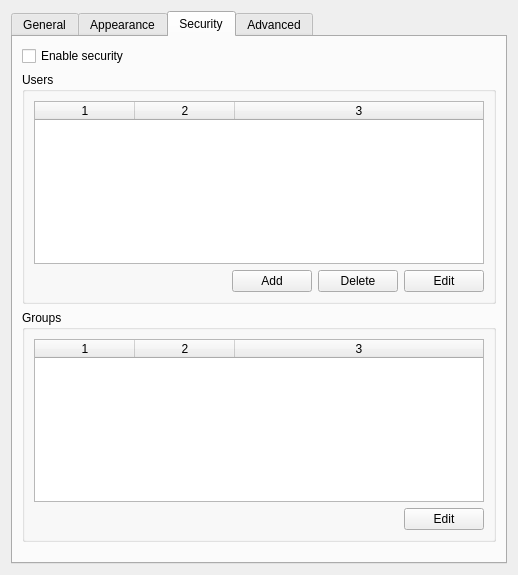
Before: the Qt Designer form ui/kcm_grub2.ui in maz-1/grub2-editor, drawn with Qt 5.
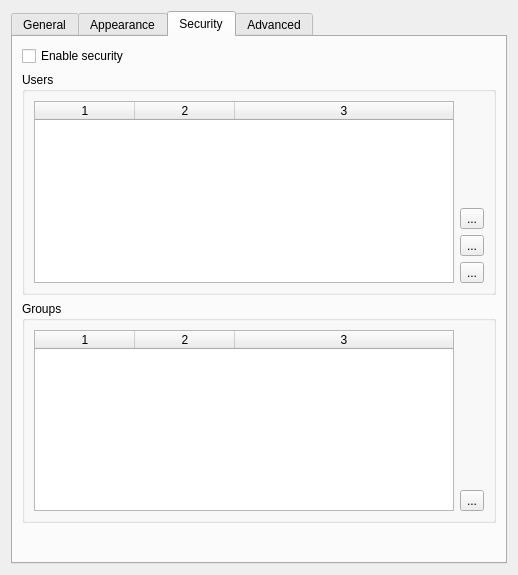
After: the same form once the commit is applied. The open tabs and pages were chosen to show the change. Icons and pictures are not drawn. Custom widgets are drawn as their Qt base class.

Commit message: better layout for security options

What changed in the file:
```diff
--- a/ui/kcm_grub2.ui
+++ b/ui/kcm_grub2.ui
@@ -424,6 +424,62 @@
           <string comment="@label:users">Users</string>
          </property>
          <layout class="QGridLayout" name="gridLayout_7">
+          <item row="0" column="1">
+           <layout class="QVBoxLayout" name="verticalLayout">
+            <item>
+             <spacer name="verticalSpacer_4">
+              <property name="orientation">
+               <enum>Qt::Vertical</enum>
+              </property>
+              <property name="sizeHint" stdset="0">
+               <size>
+                <width>20</width>
+                <height>40</height>
+               </size>
+              </property>
+             </spacer>
+            </item>
+            <item>
+             <widget class="QToolButton" name="userAdd">
+              <property name="toolTip">
+               <string>Add user</string>
+              </property>
+              <property name="text">
+               <string>...</string>
+              </property>
+              <property name="icon">
+               <iconset theme="list-add"/>
+              </property>
+             </widget>
+            </item>
+            <item>
+             <widget class="QToolButton" name="userDel">
+              <property name="toolTip">
+               <string>Delete user</string>
+              </property>
+              <property name="text">
+               <string>...</string>
+              </property>
+              <property name="icon">
+               <iconset theme="list-remove"/>
+              </property>
+             </widget>
+            </item>
+            <item>
+             <widget class="QToolButton" name="userMod">
+              <property name="toolTip">
+               <string>Edit user</string>
+              </property>
+              <property name="text">
+               <string>...</string>
+              </property>
+              <property name="icon">
+               <iconset theme="document-edit"/>
+              </property>
+             </widget>
+            </item>
+           </layout>
+          </item>
           <item row="0" column="0">
            <widget class="QTableWidget" name="users">
             <property name="sizePolicy">
@@ -461,44 +517,6 @@
             <column/>
            </widget>
           </item>
-          <item row="1" column="0">
-           <layout class="QHBoxLayout" name="horizontalLayout_4">
-            <item>
-             <spacer name="horizontalSpacer">
-              <property name="orientation">
-               <enum>Qt::Horizontal</enum>
-              </property>
-              <property name="sizeHint" stdset="0">
-               <size>
-                <width>40</width>
-                <height>20</height>
-               </size>
-              </property>
-             </spacer>
-            </item>
-            <item>
-             <widget class="QPushButton" name="userAdd">
-              <property name="text">
-               <string comment="@label:add">Add</string>
-              </property>
-             </widget>
-            </item>
-            <item>
-             <widget class="QPushButton" name="userDel">
-              <property name="text">
-               <string comment="@label:del">Delete</string>
-              </property>
-             </widget>
-            </item>
-            <item>
-             <widget class="QPushButton" name="userMod">
-              <property name="text">
-               <string comment="@label:edit">Edit</string>
-              </property>
-             </widget>
-            </item>
-           </layout>
-          </item>
          </layout>
         </widget>
        </item>
@@ -514,6 +532,36 @@
           <string comment="@label:groups">Groups</string>
          </property>
          <layout class="QGridLayout" name="gridLayout_8">
+          <item row="0" column="1">
+           <layout class="QVBoxLayout" name="verticalLayout_2">
+            <item>
+             <spacer name="verticalSpacer_5">
+              <property name="orientation">
+               <enum>Qt::Vertical</enum>
+              </property>
+              <property name="sizeHint" stdset="0">
+               <size>
+                <width>20</width>
+                <height>40</height>
+               </size>
+              </property>
+             </spacer>
+            </item>
+            <item>
+             <widget class="QToolButton" name="groupMod">
+              <property name="toolTip">
+               <string>Edit group</string>
+              </property>
+              <property name="text">
+               <string>...</string>
+              </property>
+              <property name="icon">
+               <iconset theme="document-edit"/>
+              </property>
+             </widget>
+            </item>
+           </layout>
+          </item>
           <item row="0" column="0">
            <widget class="QTableWidget" name="groups">
             <property name="sizePolicy">
@@ -542,30 +590,6 @@
             <column/>
            </widget>
           </item>
-          <item row="1" column="0">
-           <layout class="QHBoxLayout" name="horizontalLayout_6">
-            <item>
-             <spacer name="horizontalSpacer_7">
-              <property name="orientation">
-               <enum>Qt::Horizontal</enum>
-              </property>
-              <property name="sizeHint" stdset="0">
-               <size>
-                <width>420</width>
-                <height>20</height>
-               </size>
-              </property>
-             </spacer>
-            </item>
-            <item>
-             <widget class="QPushButton" name="groupMod">
-              <property name="text">
-               <string comment="@label:edit">Edit</string>
-              </property>
-             </widget>
-            </item>
-           </layout>
-          </item>
          </layout>
         </widget>
        </item>
@@ -810,7 +834,7 @@
   </customwidget>
   <customwidget>
    <class>KUrlRequester</class>
-   <extends>QFrame</extends>
+   <extends>QWidget</extends>
    <header>kurlrequester.h</header>
   </customwidget>
   <customwidget>
```
Left out of the diff: 4 changed lines with no effect on the pictures. The commit also changes 31 other files.
